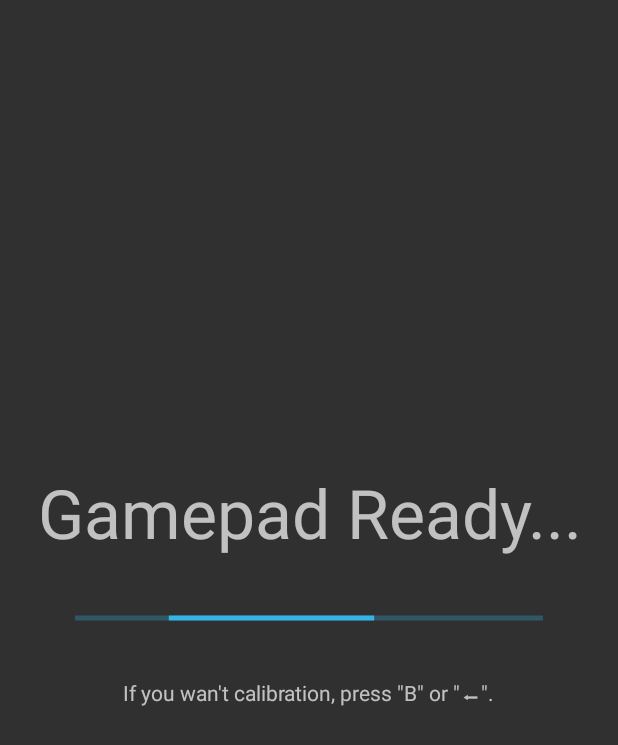
After one commit to aksys-dev/TIM_Utility, an Android app: the SensorCalibrationActivity screen opened directly, with no data from a screen before it, on a phone screen of 412 x 824 dp. The commit adds this screen. Shown: the top 745 px of the screen. Run offline under Robolectric (Android 15) with nearby library versions, the phone set to English and light mode, and no system bars; our stand-ins replace EventBus.

Commit message:
Calibration byte code added! - check SPPConnection.java New Calibration Activity - SensorCalibrationActivity.java / activity_sensor_calibration.xml - Calibration Automately - Check Firmware Version - Check Signal Event - Get Gyroscope value 501 Samples. - Use Median Value. - if ends, can Check Values in Activity.
Add Interface "SensorCalibrationEvent"
Memory Gyroscope Zero Value.

int values seperate ByteArray for Calculated Gyroscope value. ( SPPConnection.java:423 )

Add Messages - check values/strings.xml

Add logKeyEvent for LogUtil. (Log Controller Name & KeyCode).

```diff
--- /dev/null
+++ b/app/src/main/java/it/telecomitalia/TIMgamepad2/activity/SensorCalibrationActivity.java
@@ -0,0 +1,151 @@
+package it.telecomitalia.TIMgamepad2.activity;
+
+import android.os.Bundle;
+import android.support.v7.app.AppCompatActivity;
+import android.view.View;
+import android.widget.ProgressBar;
+import android.widget.TextView;
+import android.widget.Toast;
+
+import android.os.Handler;
+
+import it.telecomitalia.TIMgamepad2.R;
+import it.telecomitalia.TIMgamepad2.fota.BluetoothDeviceManager;
+import it.telecomitalia.TIMgamepad2.fota.DeviceModel;
+import it.telecomitalia.TIMgamepad2.fota.SensorCalibrationEvent;
+import it.telecomitalia.TIMgamepad2.utils.LogUtil;
+
+public class SensorCalibrationActivity extends AppCompatActivity {
+	BluetoothDeviceManager deviceManager;
+	DeviceModel device;
+
+	TextView calibrationMessage, normalMessage;
+	TextView monitorIMU, monitorSavedIMU;
+	ProgressBar StatusProgress;
+	Handler handler;
+
+	final int USER_WAIT_TIME = 5000;
+
+	@Override
+	protected void onCreate(Bundle savedInstanceState) {
+		super.onCreate( savedInstanceState );
+		setContentView( R.layout.activity_sensor_calibration );
+		deviceManager= BluetoothDeviceManager.getInstance();
+		calibrationMessage = findViewById( R.id.status_calibration );
+		normalMessage = findViewById( R.id.message );
+		StatusProgress = findViewById( R.id.status_progress );
+		monitorIMU = findViewById( R.id.view_imudata );
+		monitorIMU.setVisibility( View.GONE );
+		monitorSavedIMU = findViewById( R.id.view_savedimu );
+		monitorSavedIMU.setVisibility( View.GONE );
+
+		LogUtil.d( "Calibration Activity" );
+		handler = new Handler();
+
+		if (getIntent().hasExtra( "gpaddr" )) {
+			SetGamepadEvent(
+					getIntent().getStringExtra( "gpname" ),
+					getIntent().getStringExtra( "gpaddr" )
+			);
+		}
+		else {
+			Toast.makeText( this, "Wrong ", Toast.LENGTH_SHORT ).show();
+		}
+	}
+
+	public void SetGamepadEvent(String name, String address) {
+		device = deviceManager.getDeviceModelByAddress( address );
+		if (device == null) {
+			LogUtil.w( "Not Found Device!" );
+			super.onBackPressed();
+		}
+
+		calibrationMessage.setText( "Calibration " + name );
+		normalMessage.setText( R.string.gamepad_calibration_first );
+
+		device.getSPPConnection().setCalibrationEventListener( calibrationEvent );
+		handler.postDelayed( SetCalibrationSoftly, USER_WAIT_TIME );
+	}
+
+	Runnable SetCalibrationSoftly = new Runnable() {
+		@Override
+		public void run() {
+			normalMessage.setText( R.string.gamepad_calibration_wait );
+			device.getSPPConnection().setCalibrationClear();
+			device.getSPPConnection().startCalibration();
+		}
+	};
+
+	Runnable EndCalibrationSoftly = new Runnable() {
+		@Override
+		public void run() {
+			calibrationMessage.setText( "It's Done!" );
+			StatusProgress.setIndeterminate( false );
+			StatusProgress.setMax( 100 );
+			StatusProgress.setProgress( 100 );
+			normalMessage.setText( R.string.gamepad_calibration_end );
+			monitorIMU.setVisibility( View.VISIBLE );
+			monitorSavedIMU.setVisibility( View.VISIBLE );
+		}
+	};
+
+	Runnable CheckProgress = new Runnable() {
+		@Override
+		public void run() {
+			StatusProgress.setIndeterminate( false );
+			StatusProgress.setMax( progressMax );
+			StatusProgress.setProgress( progressNow );
+		}
+	};
+
+	int sx,sy,sz, zx,zy,zz, progressNow, progressMax;
+
+	Runnable ViewCalibrationValue = new Runnable() {
+		@Override
+		public void run() {
+			monitorIMU.setText( String.format( "X: %+05d\nY: %+05d\nZ: %+05d", sx, sy, sz ) );
+			monitorSavedIMU.setText( String.format( "(%+05d)\n(%+05d)\n(%+05d)", zx, zy, zz ) );
+		}
+	};
+
+	SensorCalibrationEvent calibrationEvent = new SensorCalibrationEvent() {
+		@Override
+		public void getGyroscopeValue(final int x, final int y, final int z) {
+			sx = x; sy = y; sz = z;
+			handler.post( ViewCalibrationValue );
+		}
+
+		@Override
+		public void getSavedGyroZero(final int x, final int y, final int z) {
+			zx = x; zy = y; zz = z;
+			handler.post( ViewCalibrationValue );
+			handler.post( EndCalibrationSoftly );
+		}
+
+		@Override
+		public void progressCalibration(int progress, int max) {
+			progressNow = progress; progressMax = max;
+			handler.post( CheckProgress );
+		}
+
+		@Override
+		public void startCalibration() {
+			/// working in gamepad automately.
+			handler.removeCallbacks( SetCalibrationSoftly );
+			normalMessage.setText( R.string.gamepad_calibration_wait );
+		}
+
+		@Override
+		public void endCalibration() {
+			/// its over.
+			normalMessage.setText( R.string.gamepad_calibration_end );
+			int[] gyrovalues = device.getSPPConnection().getResultSensorCalibration();
+			String textvalue = "";
+			for (int val : gyrovalues) {
+				if (textvalue != "") textvalue += ",";
+				textvalue += String.valueOf( val );
+			}
+
+		}
+	};
+}
--- a/app/src/main/java/it/telecomitalia/TIMgamepad2/fota/DeviceModel.java
+++ b/app/src/main/java/it/telecomitalia/TIMgamepad2/fota/DeviceModel.java
@@ -141,4 +141,5 @@ public class DeviceModel {
         this.mMACAddress = address;
         this.mGamedName = name;
     }
+
 }
--- /dev/null
+++ b/app/src/main/java/it/telecomitalia/TIMgamepad2/fota/SensorCalibrationEvent.java
@@ -0,0 +1,9 @@
+package it.telecomitalia.TIMgamepad2.fota;
+
+public interface SensorCalibrationEvent {
+	void getGyroscopeValue(int x, int y, int z);
+	void getSavedGyroZero(int x, int y, int z);
+	void progressCalibration(int progress, int max);
+	void startCalibration();
+	void endCalibration();
+}
--- a/app/src/main/java/it/telecomitalia/TIMgamepad2/utils/LogUtil.java
+++ b/app/src/main/java/it/telecomitalia/TIMgamepad2/utils/LogUtil.java
@@ -2,6 +2,7 @@ package it.telecomitalia.TIMgamepad2.utils;
 
 import android.os.Environment;
 import android.util.Log;
+import android.view.KeyEvent;
 
 import java.io.File;
 import java.io.FileWriter;
@@ -180,4 +181,8 @@ public class LogUtil {
             }
         }
     }
+
+    public static void logKeyEvent(KeyEvent event) {
+        d("Controller: " + event.getDevice().getName() + " ( Code: " + event.getKeyCode() + ")" );
+    }
 }
--- /dev/null
+++ b/app/src/main/res/layout/activity_sensor_calibration.xml
@@ -0,0 +1,78 @@
+<?xml version="1.0" encoding="utf-8"?>
+<android.support.constraint.ConstraintLayout xmlns:android="http://schemas.android.com/apk/res/android"
+    xmlns:app="http://schemas.android.com/apk/res-auto"
+    xmlns:tools="http://schemas.android.com/tools"
+    android:layout_width="match_parent"
+    android:layout_height="match_parent"
+    tools:context=".activity.SensorCalibrationActivity">
+
+    <TextView
+        android:id="@+id/status_calibration"
+        android:layout_width="wrap_content"
+        android:layout_height="wrap_content"
+        android:layout_marginStart="2dp"
+        android:layout_marginBottom="32dp"
+        android:text="Gamepad Ready..."
+        android:textAppearance="@style/TextAppearance.AppCompat.Display2"
+        app:layout_constraintBottom_toTopOf="@+id/status_progress"
+        app:layout_constraintEnd_toEndOf="parent"
+        app:layout_constraintStart_toStartOf="parent"
+        app:layout_constraintTop_toTopOf="parent"
+        app:layout_constraintVertical_bias="1.0" />
+
+    <ProgressBar
+        android:id="@+id/status_progress"
+        style="?android:attr/progressBarStyleHorizontal"
+        android:layout_width="0dp"
+        android:layout_height="wrap_content"
+        android:layout_marginStart="50dp"
+        android:layout_marginEnd="50dp"
+        android:indeterminate="true"
+        android:max="60"
+        android:progress="60"
+        app:layout_constraintBottom_toBottomOf="parent"
+        app:layout_constraintEnd_toEndOf="parent"
+        app:layout_constraintStart_toStartOf="parent"
+        app:layout_constraintTop_toTopOf="parent" />
+
+    <TextView
+        android:id="@+id/message"
+        android:layout_width="wrap_content"
+        android:layout_height="wrap_content"
+        android:layout_marginTop="32dp"
+        android:text="@string/gamepad_calibration_first"
+        app:layout_constraintBottom_toBottomOf="parent"
+        app:layout_constraintEnd_toEndOf="parent"
+        app:layout_constraintStart_toStartOf="parent"
+        app:layout_constraintTop_toBottomOf="@+id/status_progress"
+        app:layout_constraintVertical_bias="0.0" />
+
+    <TextView
+        android:id="@+id/view_imudata"
+        android:layout_width="80dp"
+        android:layout_height="wrap_content"
+        android:layout_marginTop="16dp"
+        android:layout_marginEnd="8dp"
+        android:gravity="right"
+        android:text="X: +99999"
+        android:visibility="visible"
+        app:layout_constraintEnd_toStartOf="@+id/guideline"
+        app:layout_constraintTop_toBottomOf="@+id/message" />
+
+    <android.support.constraint.Guideline
+        android:id="@+id/guideline"
+        android:layout_width="wrap_content"
+        android:layout_height="wrap_content"
+        android:orientation="vertical"
+        app:layout_constraintGuide_percent="0.5" />
+
+    <TextView
+        android:id="@+id/view_savedimu"
+        android:layout_width="wrap_content"
+        android:layout_height="wrap_content"
+        android:layout_marginStart="8dp"
+        android:layout_marginTop="16dp"
+        android:text="TextView"
+        app:layout_constraintStart_toStartOf="@+id/guideline"
+        app:layout_constraintTop_toBottomOf="@+id/message" />
+</android.support.constraint.ConstraintLayout>
--- a/app/src/main/res/values/strings.xml
+++ b/app/src/main/res/values/strings.xml
@@ -116,4 +116,8 @@
     <string name="dailog_tips">Nuovo aggiornamento disponibile per il TIM Gamepad. Premi CONFERMA per installare.</string>
     <string name="utility_service_restarting">"Connecting&#8230;"</string>
     <string name="gamepad_service_running">The TIM Gamepad service is running</string>
+    <string name="no_gamepad">Nessun gamepad</string>
+    <string name="gamepad_calibration_first">If you wan\'t calibration, press \"B\" or \"⬅\".</string>
+    <string name="gamepad_calibration_wait">Now Calibrating Sensor. Please don\'t touch this gamepad.</string>
+    <string name="gamepad_calibration_end">Press (B) or Back button.(⬅)</string>
 </resources>
```
Also changed, not shown: app/src/main/AndroidManifest.xml (+12 -11 lines), app/src/main/java/it/telecomitalia/TIMgamepad2/activity/FOTAV2Main.java (+49 -26 lines), app/src/main/java/it/telecomitalia/TIMgamepad2/fota/SPPConnection.java (+149 -1 lines), app/src/main/res/layout/activity_fota_v2_main.xml (+5 -5 lines), app/build.gradle (line endings or trailing spaces), 1 other file.
